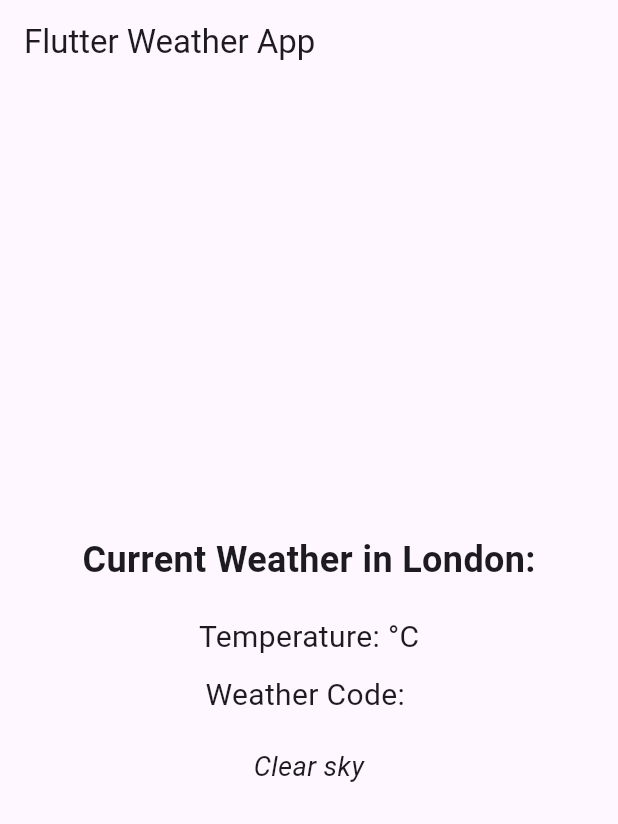
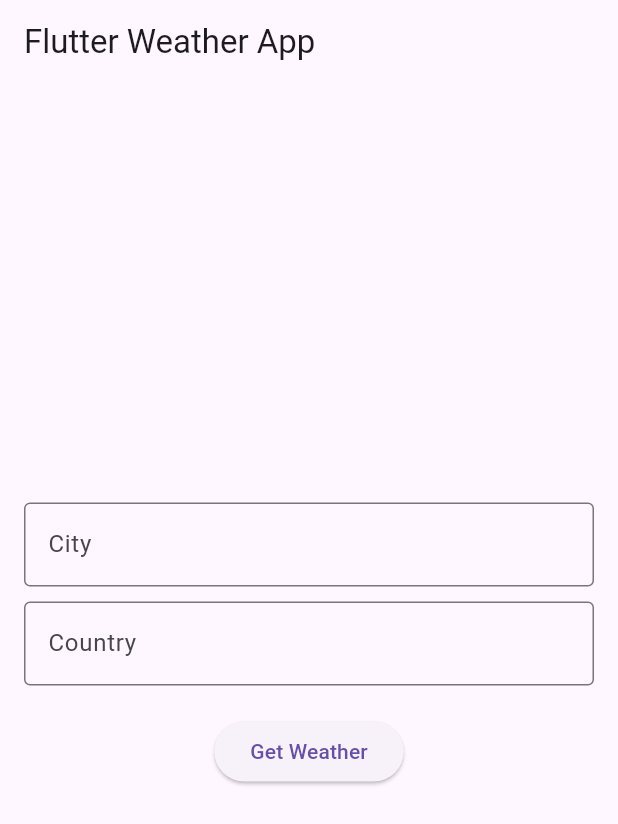
Before and after one commit to yahyanawat/flutter-app, a Flutter app: the screen it shows after launch, on a phone screen of 412 x 824 dp. Shown: the top 824 px of the screen. Run offline on Flutter 3.47's test engine with Material 3 defaults, Android fonts, the phone set to English and light mode, and no system bars.

Commit message:
feat: Allow user to get weather for a specific city and country
This feature enhances the weather application by allowing users to input a city and country to retrieve weather data for that specific location.

The following changes were made:
- Added text fields for city and country input.
- Added a "Get Weather" button to trigger the search.
- Integrated the geocode.maps.co API to convert city/country to latitude and longitude.
- Updated the weather fetching logic to use the new dynamic location data.
- The UI now displays the weather for the user-specified location.

```diff
--- a/lib/main.dart
+++ b/lib/main.dart
@@ -29,39 +29,73 @@ class WeatherScreen extends StatefulWidget {
 }
 
 class _WeatherScreenState extends State<WeatherScreen> {
+  final _cityController = TextEditingController();
+  final _countryController = TextEditingController();
   String _temperature = '';
   String _weatherCode = '';
-  bool _isLoading = true;
+  String _location = '';
+  bool _isLoading = false;
 
   @override
-  void initState() {
-    super.initState();
-    _fetchWeather();
+  void dispose() {
+    _cityController.dispose();
+    _countryController.dispose();
+    super.dispose();
   }
 
-  Future<void> _fetchWeather() async {
-    // For simplicity, we're using a hardcoded location (London, UK).
-    // You can replace these with any other latitude and longitude.
-    const latitude = 51.5074;
-    const longitude = -0.1278;
-    const url =
-        'https://api.open-meteo.com/v1/forecast?latitude=$latitude&longitude=$longitude&current_weather=true';
+  Future<void> _fetchWeather(String city, String country) async {
+    setState(() {
+      _isLoading = true;
+    });
+
+    const apiKey = '68bcd70880f7c981758696okua3f99c';
+    final geocodingUrl =
+        'https://geocode.maps.co/search?q=$city,$country&api_key=$apiKey';
 
     try {
-      final response = await http.get(Uri.parse(url));
-      if (response.statusCode == 200) {
-        final data = json.decode(response.body);
+      final geocodingResponse = await http.get(Uri.parse(geocodingUrl));
+
+      if (geocodingResponse.statusCode == 200) {
+        final geocodingData = json.decode(geocodingResponse.body);
+        if (geocodingData.isNotEmpty) {
+          final lat = geocodingData[0]['lat'];
+          final lon = geocodingData[0]['lon'];
+
+          final weatherUrl =
+              'https://api.open-meteo.com/v1/forecast?latitude=$lat&longitude=$lon&current_weather=true';
+
+          final weatherResponse = await http.get(Uri.parse(weatherUrl));
+
+          if (weatherResponse.statusCode == 200) {
+            final weatherData = json.decode(weatherResponse.body);
             setState(() {
-          _temperature = data['current_weather']['temperature'].toString();
-          _weatherCode = data['current_weather']['weathercode'].toString();
+              _temperature =
+                  weatherData['current_weather']['temperature'].toString();
+              _weatherCode =
+                  weatherData['current_weather']['weathercode'].toString();
+              _location = '$city, $country';
               _isLoading = false;
             });
           } else {
-        // Handle error
+            // Handle weather API error
             setState(() {
               _isLoading = false;
             });
             print('Failed to load weather data');
+          }
+        } else {
+          // Handle geocoding not found
+          setState(() {
+            _isLoading = false;
+          });
+          print('Location not found');
+        }
+      } else {
+        // Handle geocoding API error
+        setState(() {
+          _isLoading = false;
+        });
+        print('Failed to load geocoding data');
       }
     } catch (e) {
       // Handle exception
@@ -78,15 +112,48 @@ class _WeatherScreenState extends State<WeatherScreen> {
       appBar: AppBar(
         title: const Text('Flutter Weather App'),
       ),
-      body: Center(
-        child: _isLoading
-            ? const CircularProgressIndicator()
-            : Column(
+      body: Padding(
+        padding: const EdgeInsets.all(16.0),
+        child: Column(
           mainAxisAlignment: MainAxisAlignment.center,
           children: <Widget>[
-                  const Text(
-                    'Current Weather in London:',
-                    style: TextStyle(fontSize: 24, fontWeight: FontWeight.bold),
+            TextField(
+              controller: _cityController,
+              decoration: const InputDecoration(
+                labelText: 'City',
+                border: OutlineInputBorder(),
+              ),
+            ),
+            const SizedBox(height: 10),
+            TextField(
+              controller: _countryController,
+              decoration: const InputDecoration(
+                labelText: 'Country',
+                border: OutlineInputBorder(),
+              ),
+            ),
+            const SizedBox(height: 20),
+            ElevatedButton(
+              onPressed: () {
+                final city = _cityController.text;
+                final country = _countryController.text;
+                if (city.isNotEmpty && country.isNotEmpty) {
+                  _fetchWeather(city, country);
+                }
+              },
+              child: const Text('Get Weather'),
+            ),
+            const SizedBox(height: 20),
+            _isLoading
+                ? const CircularProgressIndicator()
+                : _location.isEmpty
+                    ? Container()
+                    : Column(
+                        children: [
+                          Text(
+                            'Current Weather in $_location:',
+                            style: const TextStyle(
+                                fontSize: 24, fontWeight: FontWeight.bold),
                           ),
                           const SizedBox(height: 20),
                           Text(
@@ -103,6 +170,8 @@ class _WeatherScreenState extends State<WeatherScreen> {
                             getWeatherInterpretation(_weatherCode),
                             style: const TextStyle(fontSize: 18, fontStyle: FontStyle.italic),
                             textAlign: TextAlign.center,
+                          ),
+                        ],
                       ),
           ],
         ),
```
Lines whose indentation alone changed are shown as unchanged.
